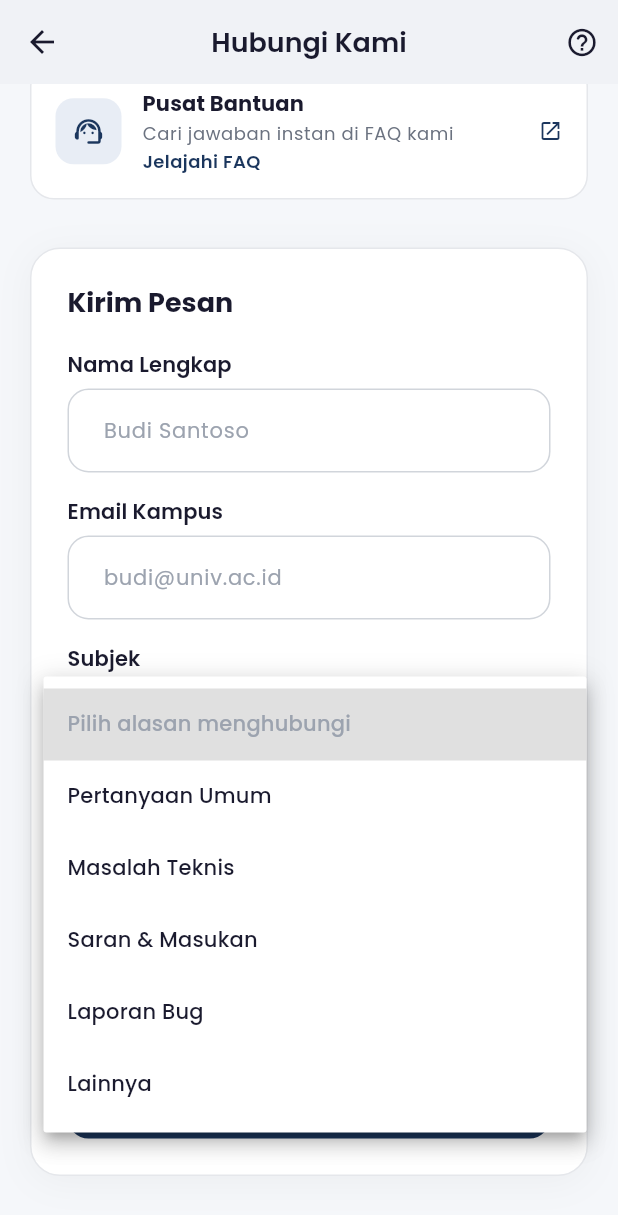
After one commit to RiveRyxaa/jadwal_mahasiswa, a Flutter app: the ContactScreen screen opened directly, scrolled down 410 dp, after a tap on "Pilih alasan menghubungi", on a phone screen of 412 x 824 dp. The commit adds this screen. Shown: the top 1215 px of the screen. Run offline on Flutter 3.47's test engine with Material 3 defaults, Android fonts, the phone set to English and light mode, and no system bars; our stand-ins replace firebase_auth, firebase_core, google_fonts, google_sign_in, shared_preferences; accounts and stored records are empty.

Commit message:
perbaiki forgot password & menambahkan kontak kami

```diff
--- a/lib/screens/auth/login_screen.dart
+++ b/lib/screens/auth/login_screen.dart
@@ -383,7 +383,7 @@ class _LoginScreenState extends State<LoginScreen>
 
                     // Footer
                     Text(
-                      '© 2024 SobatKuliah. All rights reserved.',
+                      '© 2026 SobatKuliah. All rights reserved.',
                       style: Theme.of(context).textTheme.bodySmall?.copyWith(
                             color: isDark
                                 ? AppColors.darkTextSecondary
--- /dev/null
+++ b/lib/screens/profil/contact_screen.dart
@@ -0,0 +1,317 @@
+import 'package:flutter/material.dart';
+import '../../config/app_theme.dart';
+import '../../widgets/custom_button.dart';
+
+class ContactScreen extends StatefulWidget {
+  const ContactScreen({super.key});
+
+  @override
+  State<ContactScreen> createState() => _ContactScreenState();
+}
+
+class _ContactScreenState extends State<ContactScreen> {
+  final _namaController = TextEditingController();
+  final _emailController = TextEditingController();
+  final _pesanController = TextEditingController();
+  String _selectedSubject = 'Pilih alasan menghubungi';
+  bool _isSending = false;
+
+  final List<String> _subjects = [
+    'Pilih alasan menghubungi',
+    'Pertanyaan Umum',
+    'Masalah Teknis',
+    'Saran & Masukan',
+    'Laporan Bug',
+    'Lainnya',
+  ];
+
+  @override
+  void dispose() {
+    _namaController.dispose();
+    _emailController.dispose();
+    _pesanController.dispose();
+    super.dispose();
+  }
+
+  void _sendMessage() {
+    if (_namaController.text.trim().isEmpty ||
+        _emailController.text.trim().isEmpty ||
+        _pesanController.text.trim().isEmpty ||
+        _selectedSubject == 'Pilih alasan menghubungi') {
+      ScaffoldMessenger.of(context).showSnackBar(
+        SnackBar(
+          content: const Text('Mohon lengkapi semua field'),
+          backgroundColor: AppColors.error,
+          behavior: SnackBarBehavior.floating,
+          shape: RoundedRectangleBorder(borderRadius: BorderRadius.circular(10)),
+        ),
+      );
+      return;
+    }
+
+    setState(() => _isSending = true);
+
+    // Simulate sending
+    Future.delayed(const Duration(seconds: 1), () {
+      if (mounted) {
+        setState(() => _isSending = false);
+        _namaController.clear();
+        _emailController.clear();
+        _pesanController.clear();
+        setState(() => _selectedSubject = 'Pilih alasan menghubungi');
+
+        ScaffoldMessenger.of(context).showSnackBar(
+          SnackBar(
+            content: const Text('Pesan berhasil dikirim! Kami akan merespons dalam 24 jam.'),
+            backgroundColor: AppColors.success,
+            behavior: SnackBarBehavior.floating,
+            shape: RoundedRectangleBorder(borderRadius: BorderRadius.circular(10)),
+          ),
+        );
+      }
+    });
+  }
+
+  @override
+  Widget build(BuildContext context) {
+    final isDark = Theme.of(context).brightness == Brightness.dark;
+
+    return Scaffold(
+      appBar: AppBar(
+        title: const Text('Hubungi Kami'),
+        actions: [
+          IconButton(
+            icon: const Icon(Icons.help_outline_rounded, size: 22),
+            onPressed: () {
+              showDialog(
+                context: context,
+                builder: (_) => AlertDialog(
+                  title: const Text('Bantuan'),
+                  content: const Text('Hubungi kami melalui email atau kirim pesan langsung melalui form di bawah.'),
+                  actions: [TextButton(onPressed: () => Navigator.pop(context), child: const Text('OK'))],
+                ),
+              );
+            },
+          ),
+        ],
+      ),
+      body: SingleChildScrollView(
+        padding: const EdgeInsets.all(20),
+        child: Column(
+          crossAxisAlignment: CrossAxisAlignment.start,
+          children: [
+            // ── Header Section ──
+            Text(
+              'Kami Siap Membantu\nPerjalanan Akademik Anda',
+              style: Theme.of(context).textTheme.headlineSmall?.copyWith(
+                    fontWeight: FontWeight.bold,
+                    height: 1.3,
+                  ),
+            ),
+            const SizedBox(height: 10),
+            Text(
+              'Punya pertanyaan tentang SobatKuliah atau butuh bantuan teknis? Tim dukungan kami tersedia untuk memastikan pengalaman belajar Anda tetap lancar dan produktif.',
+              style: Theme.of(context).textTheme.bodyMedium?.copyWith(
+                    color: isDark ? AppColors.darkTextSecondary : AppColors.textSecondary,
+                    height: 1.5,
+                  ),
+            ),
+            const SizedBox(height: 24),
+
+            // ── Contact Cards ──
+            _ContactCard(
+              icon: Icons.email_outlined,
+              iconColor: const Color(0xFFE8924F),
+              iconBgColor: const Color(0xFFFFF3E8),
+              title: 'Email',
+              subtitle: 'ridhovahrezi@gmail.com',
+              info: 'Balasan dalam 24 jam',
+              isDark: isDark,
+            ),
+            const SizedBox(height: 12),
+            _ContactCard(
+              icon: Icons.phone_outlined,
+              iconColor: const Color(0xFF4F9FE8),
+              iconBgColor: const Color(0xFFE8F2FF),
+              title: 'Telepon',
+              subtitle: '+62 812 4955 4812',
+              info: 'Senin - Jumat, 09:00 - 17:00 WIB',
+              isDark: isDark,
+            ),
+            const SizedBox(height: 12),
+            _ContactCard(
+              icon: Icons.support_agent_rounded,
+              iconColor: AppColors.primaryPurple,
+              iconBgColor: AppColors.primaryPurpleVeryLight,
+              title: 'Pusat Bantuan',
+              subtitle: 'Cari jawaban instan di FAQ kami',
+              info: 'Jelajahi FAQ',
+              isLink: true,
+              isDark: isDark,
+            ),
+            const SizedBox(height: 32),
+
+            // ── Send Message Form ──
+            Container(
+              padding: const EdgeInsets.all(24),
+              decoration: BoxDecoration(
+                color: isDark ? AppColors.darkCard : AppColors.white,
+                borderRadius: BorderRadius.circular(20),
+                border: Border.all(color: isDark ? AppColors.darkBorder : AppColors.divider),
+                boxShadow: isDark
+                    ? []
+                    : [
+                        BoxShadow(
+                          color: Colors.black.withValues(alpha: 0.04),
+                          blurRadius: 20,
+                          offset: const Offset(0, 4),
+                        ),
+                      ],
+              ),
+              child: Column(
+                crossAxisAlignment: CrossAxisAlignment.start,
+                children: [
+                  Text(
+                    'Kirim Pesan',
+                    style: Theme.of(context).textTheme.titleLarge?.copyWith(fontWeight: FontWeight.bold),
+                  ),
+                  const SizedBox(height: 20),
+
+                  // Nama Lengkap
+                  _buildLabel(context, 'Nama Lengkap'),
+                  const SizedBox(height: 6),
+                  TextFormField(
+                    controller: _namaController,
+                    decoration: const InputDecoration(hintText: 'Budi Santoso'),
+                  ),
+                  const SizedBox(height: 16),
+
+                  // Email Kampus
+                  _buildLabel(context, 'Email Kampus'),
+                  const SizedBox(height: 6),
+                  TextFormField(
+                    controller: _emailController,
+                    keyboardType: TextInputType.emailAddress,
+                    decoration: const InputDecoration(hintText: 'budi@univ.ac.id'),
+                  ),
+                  const SizedBox(height: 16),
+
+                  // Subjek
+                  _buildLabel(context, 'Subjek'),
+                  const SizedBox(height: 6),
+                  DropdownButtonFormField<String>(
+                    value: _selectedSubject,
+                    isExpanded: true,
+                    decoration: InputDecoration(
+                      contentPadding: const EdgeInsets.symmetric(horizontal: 20, vertical: 16),
+                      border: OutlineInputBorder(borderRadius: BorderRadius.circular(14)),
+                    ),
+                    items: _subjects.map((s) => DropdownMenuItem(value: s, child: Text(s, style: TextStyle(fontSize: 14, color: s == 'Pilih alasan menghubungi' ? AppColors.textHint : null)))).toList(),
+                    onChanged: (val) => setState(() => _selectedSubject = val!),
+                  ),
+                  const SizedBox(height: 16),
+
+                  // Pesan
+                  _buildLabel(context, 'Pesan Anda'),
+                  const SizedBox(height: 6),
+                  TextFormField(
+                    controller: _pesanController,
+                    maxLines: 4,
+                    decoration: const InputDecoration(
+                      hintText: 'Tuliskan detail pertanyaan atau kendala Anda di sini...',
+                      alignLabelWithHint: true,
+                    ),
+                  ),
+                  const SizedBox(height: 24),
+
+                  // Send Button
+                  CustomButton(
+                    text: 'Kirim Pesan  ✉',
+                    onPressed: _sendMessage,
+                    isLoading: _isSending,
+                  ),
+                ],
+              ),
+            ),
+            const SizedBox(height: 20),
+          ],
+        ),
+      ),
+    );
+  }
+
+  Widget _buildLabel(BuildContext context, String text) {
+    return Text(
+      text,
+      style: Theme.of(context).textTheme.titleSmall?.copyWith(fontWeight: FontWeight.w600),
+    );
+  }
+}
+
+class _ContactCard extends StatelessWidget {
+  final IconData icon;
+  final Color iconColor;
+  final Color iconBgColor;
+  final String title;
+  final String subtitle;
+  final String info;
+  final bool isLink;
+  final bool isDark;
+
+  const _ContactCard({
+    required this.icon,
+    required this.iconColor,
+    required this.iconBgColor,
+    required this.title,
+    required this.subtitle,
+    required this.info,
+    this.isLink = false,
+    required this.isDark,
+  });
+
+  @override
+  Widget build(BuildContext context) {
+    return Container(
+      padding: const EdgeInsets.all(16),
+      decoration: BoxDecoration(
+        color: isDark ? AppColors.darkCard : AppColors.white,
+        borderRadius: BorderRadius.circular(16),
+        border: Border.all(color: isDark ? AppColors.darkBorder : AppColors.divider),
+      ),
+      child: Row(
+        children: [
+          Container(
+            width: 44,
+            height: 44,
+            decoration: BoxDecoration(
+              color: isDark ? iconColor.withValues(alpha: 0.15) : iconBgColor,
+              borderRadius: BorderRadius.circular(12),
+            ),
+            child: Icon(icon, color: iconColor, size: 22),
+          ),
+          const SizedBox(width: 14),
+          Expanded(
+            child: Column(
+              crossAxisAlignment: CrossAxisAlignment.start,
+              children: [
+                Text(title, style: Theme.of(context).textTheme.titleSmall?.copyWith(fontWeight: FontWeight.bold)),
+                const SizedBox(height: 2),
+                Text(subtitle, style: Theme.of(context).textTheme.bodySmall?.copyWith(color: isDark ? AppColors.darkTextSecondary : AppColors.textSecondary)),
+                const SizedBox(height: 2),
+                Text(
+                  info,
+                  style: TextStyle(
+                    fontSize: 12,
+                    color: isLink ? AppColors.primaryPurple : AppColors.success,
+                    fontWeight: isLink ? FontWeight.w600 : FontWeight.normal,
+                  ),
+                ),
+              ],
+            ),
+          ),
+          if (isLink) Icon(Icons.open_in_new, size: 16, color: AppColors.primaryPurple),
+        ],
+      ),
+    );
+  }
+}
--- a/lib/screens/profil/profil_screen.dart
+++ b/lib/screens/profil/profil_screen.dart
@@ -5,6 +5,7 @@ import '../../providers/auth_provider.dart';
 import '../../providers/theme_provider.dart';
 import '../../widgets/custom_text_field.dart';
 import '../../widgets/custom_button.dart';
+import 'contact_screen.dart';
 
 class ProfilScreen extends StatefulWidget {
   const ProfilScreen({super.key});
@@ -80,6 +81,9 @@ class _ProfilScreenState extends State<ProfilScreen> {
             _SettingsTile(icon: Icons.lock_outline, title: 'Ganti Password', onTap: () {
               _oldPassController.clear(); _newPassController.clear();
               setState(() { _isChangingPassword = true; _isEditingProfile = false; });
+            }),
+            _SettingsTile(icon: Icons.headset_mic_outlined, title: 'Hubungi Kami', onTap: () {
+              Navigator.of(context).push(MaterialPageRoute(builder: (_) => const ContactScreen()));
             }),
             _SettingsTile(
               icon: isDark ? Icons.light_mode_outlined : Icons.dark_mode_outlined,
```
Also changed, not shown: lib/providers/auth_provider.dart (+202 -214 lines).
